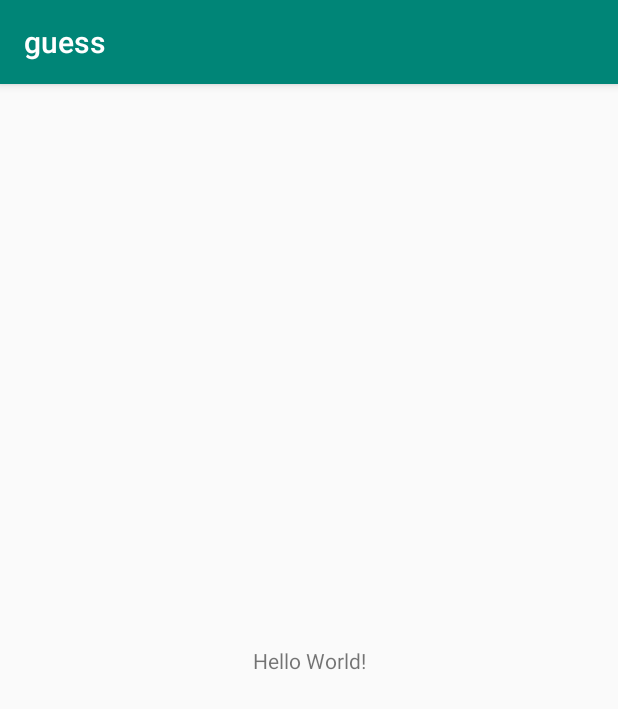
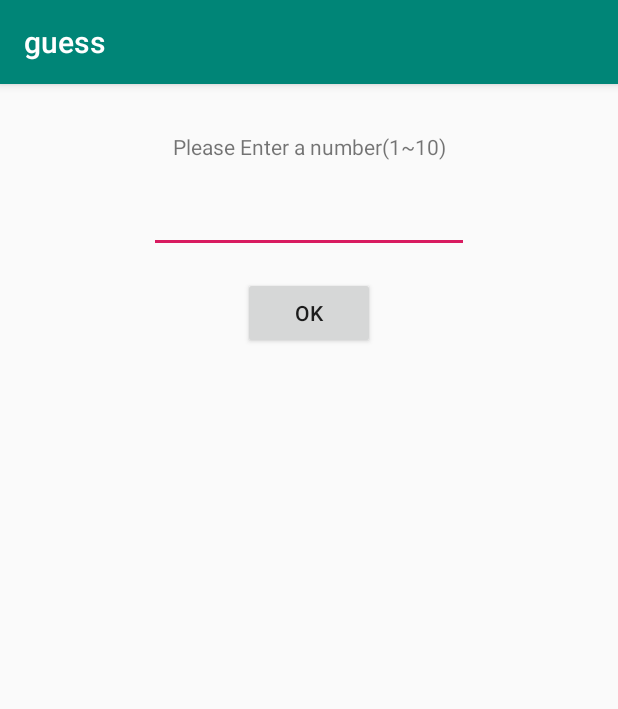
Before and after one commit to joey50512/Guess, an Android app: the screen it shows after launch (MainActivity), on a phone screen of 412 x 824 dp. Shown: the top 709 px of the screen. Run offline under Robolectric (Android 15) with nearby library versions, the phone set to English and light mode, and no system bars.

Commit message:
function design, toast, dialog

```diff
--- a/app/src/main/res/layout/activity_main.xml
+++ b/app/src/main/res/layout/activity_main.xml
@@ -7,12 +7,34 @@
     tools:context=".MainActivity">
 
     <TextView
+        android:id="@+id/textView"
         android:layout_width="wrap_content"
         android:layout_height="wrap_content"
-        android:text="Hello World!"
-        app:layout_constraintBottom_toBottomOf="parent"
-        app:layout_constraintLeft_toLeftOf="parent"
-        app:layout_constraintRight_toRightOf="parent"
+        android:layout_marginTop="32dp"
+        android:text="Please Enter a number(1~10)"
+        app:layout_constraintEnd_toEndOf="parent"
+        app:layout_constraintStart_toStartOf="parent"
         app:layout_constraintTop_toTopOf="parent" />
 
+    <EditText
+        android:id="@+id/ed_number"
+        android:layout_width="wrap_content"
+        android:layout_height="wrap_content"
+        android:layout_marginTop="16dp"
+        android:ems="10"
+        android:inputType="numberDecimal"
+        app:layout_constraintEnd_toEndOf="parent"
+        app:layout_constraintStart_toStartOf="parent"
+        app:layout_constraintTop_toBottomOf="@+id/textView" />
+
+    <Button
+        android:id="@+id/ok_button"
+        android:layout_width="wrap_content"
+        android:layout_height="wrap_content"
+        android:layout_marginTop="16dp"
+        android:onClick="check"
+        android:text="@android:string/ok"
+        app:layout_constraintEnd_toEndOf="parent"
+        app:layout_constraintStart_toStartOf="parent"
+        app:layout_constraintTop_toBottomOf="@+id/ed_number" />
 </androidx.constraintlayout.widget.ConstraintLayout>
```
Also changed, not shown: app/src/main/java/com/joeychiu/guess/MainActivity.kt (+23 -0 lines), app/src/main/java/com/joeychiu/guess/SecretNumber.kt (added, +18 -0 lines), app/src/main/res/layout/linear_main.xml (added, +13 -0 lines).
